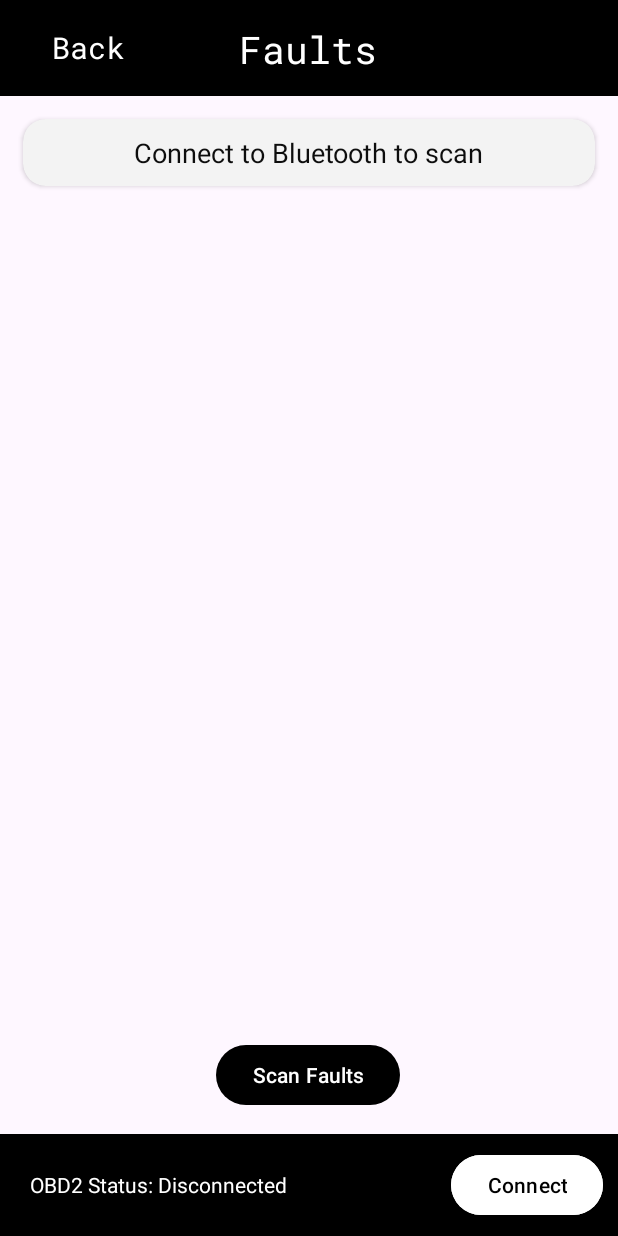
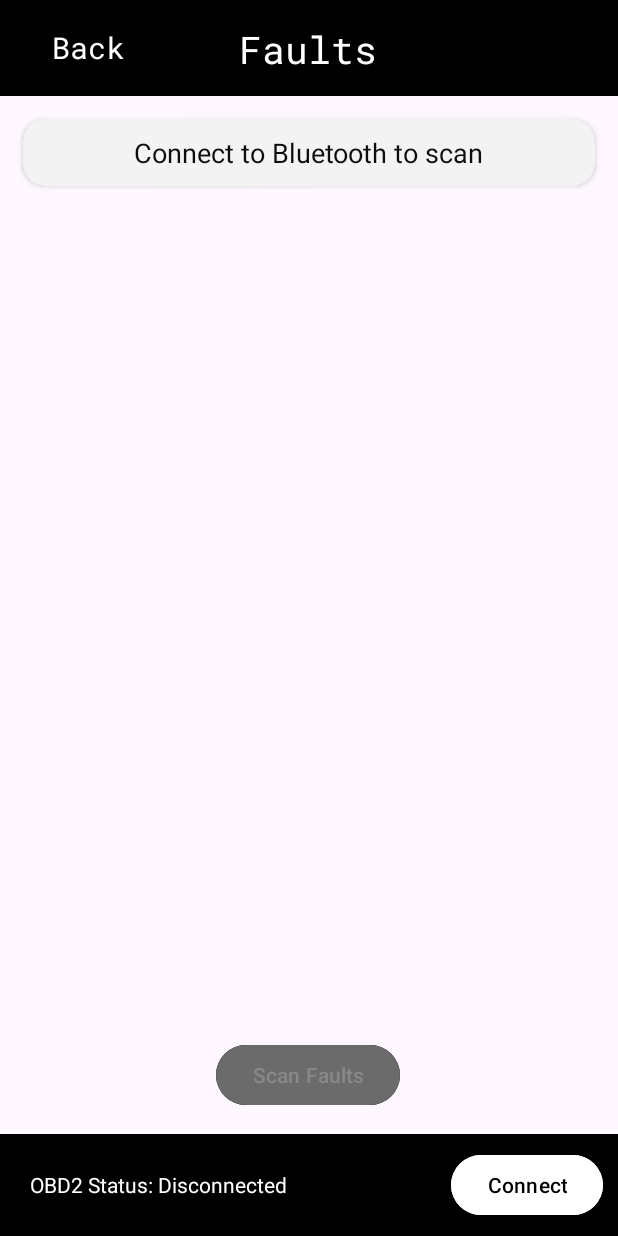
Before and after one commit to Erik-Mahej/VMSOBD2, an Android app: the EngineFaults screen opened directly, with no data from a screen before it, on a phone screen of 412 x 824 dp. Run offline under Robolectric (Android 15) with nearby library versions, the phone set to English and light mode, and no system bars.

Commit message:
Esteticke upravy a bugfixy

```diff
--- a/app/src/main/java/com/example/vmsobd2/Bluetooth.java
+++ b/app/src/main/java/com/example/vmsobd2/Bluetooth.java
@@ -103,6 +103,7 @@ public class Bluetooth {
                 bluetoothSocket.connect();
                 inputStream = bluetoothSocket.getInputStream();
                 outputStream = bluetoothSocket.getOutputStream();
+                Thread.sleep(1500);
                 isConnected = true;
 
 
@@ -117,6 +118,8 @@ public class Bluetooth {
                     ((Activity) context).runOnUiThread(() -> connectionStatus.setText("OBD2 Status: Connection Failed"));
                 }
                 e.printStackTrace();
+            } catch (InterruptedException e) {
+                throw new RuntimeException(e);
             }
         }).start();
     }
--- a/app/src/main/java/com/example/vmsobd2/EngineFaults.java
+++ b/app/src/main/java/com/example/vmsobd2/EngineFaults.java
@@ -5,6 +5,7 @@ import android.content.Intent;
 import android.content.SharedPreferences;
 import android.content.pm.PackageManager;
 import android.os.Bundle;
+import android.os.Handler;
 import android.preference.PreferenceManager;
 import android.util.Log;
 import android.view.Gravity;
@@ -33,6 +34,10 @@ public class EngineFaults extends AppCompatActivity {
     private Button connectButton;
     private GridLayout gridLayout;
     private DatabaseHelper dbHelper;
+    private Button scanButton;
+    private Handler handler;
+    private Runnable legitcheck;
+
 
 
     @Override
@@ -63,14 +68,39 @@ public class EngineFaults extends AppCompatActivity {
         dbHelper = new DatabaseHelper(this);
 
         gridLayout = findViewById(R.id.gridLayout);
+        scanButton = findViewById(R.id.btnScan);
+        updateScanButtonState();
 
 
         updateStatus("Connect to Bluetooth to scan");
         checkBluetoothConnection();
 
+        handler = new Handler();
+        legitcheck = new Runnable() {
+            @Override
+            public void run() {
+                updateScanButtonState();
+
+                handler.postDelayed(this, 100);
+            }
+        };
+        handler.post(legitcheck);
+
+
 
     }
 
+    private void updateScanButtonState() {
+        if (bluetooth != null && bluetooth.isConnected()) {
+            scanButton.setEnabled(true);
+            scanButton.setTextColor(Color.WHITE);
+            scanButton.setBackgroundTintList(getResources().getColorStateList(R.color.white));
+        } else {
+            scanButton.setEnabled(false);
+            scanButton.setTextColor(Color.GRAY);
+            scanButton.setBackgroundTintList(getResources().getColorStateList(R.color.gray));
+        }
+    }
 
     private void checkBluetoothConnection() {
         if (bluetooth != null && bluetooth.isConnected()) {
@@ -78,6 +108,7 @@ public class EngineFaults extends AppCompatActivity {
         } else {
             updateStatus("Connect to Bluetooth to scan");
         }
+        updateScanButtonState();
     }
 
     public void goBack(View view) {
@@ -252,6 +283,7 @@ public class EngineFaults extends AppCompatActivity {
             connectionStatus.setText("OBD2 Status: Connected");
             connectButton.setText("Disconnect");
         }
+        updateScanButtonState();
     }
     @Override
     protected void onPause(){
--- a/app/src/main/res/layout/activity_engine_faults.xml
+++ b/app/src/main/res/layout/activity_engine_faults.xml
@@ -120,8 +120,10 @@
         android:layout_marginEnd="145dp"
         android:layout_marginBottom="15dp"
         android:onClick="run"
-        android:textColor="@color/white"
+        android:textColor="@color/gray"
         android:text="Scan Faults"
+        android:backgroundTint="@color/black"
+        android:enabled="false"
         app:layout_constraintBottom_toTopOf="@id/bottom_toolbar"
         app:layout_constraintEnd_toEndOf="parent"
         app:layout_constraintStart_toStartOf="parent" />
--- a/app/src/main/res/values/colors.xml
+++ b/app/src/main/res/values/colors.xml
@@ -5,5 +5,9 @@
     <color name="red">#FF0000</color>
     <color name="yellow">#FFFF00</color>
     <color name="green">#00FF00</color>
+    <color name="gray">#6B6B6B</color>
     <!-- Other colors -->
+    <color name="gauge_color_light">#6200EE</color> <!-- Light mode color -->
+    <color name="text_color_light">#000000</color> <!-- Light text color -->
+
 </resources>
```
Also changed, not shown: app/src/main/java/com/example/vmsobd2/DatabaseHelper.java (+2 -5 lines), app/src/main/java/com/example/vmsobd2/carDashboard.java (+64 -8 lines), app/src/main/res/layout/activity_dashboard.xml (+34 -24 lines).
